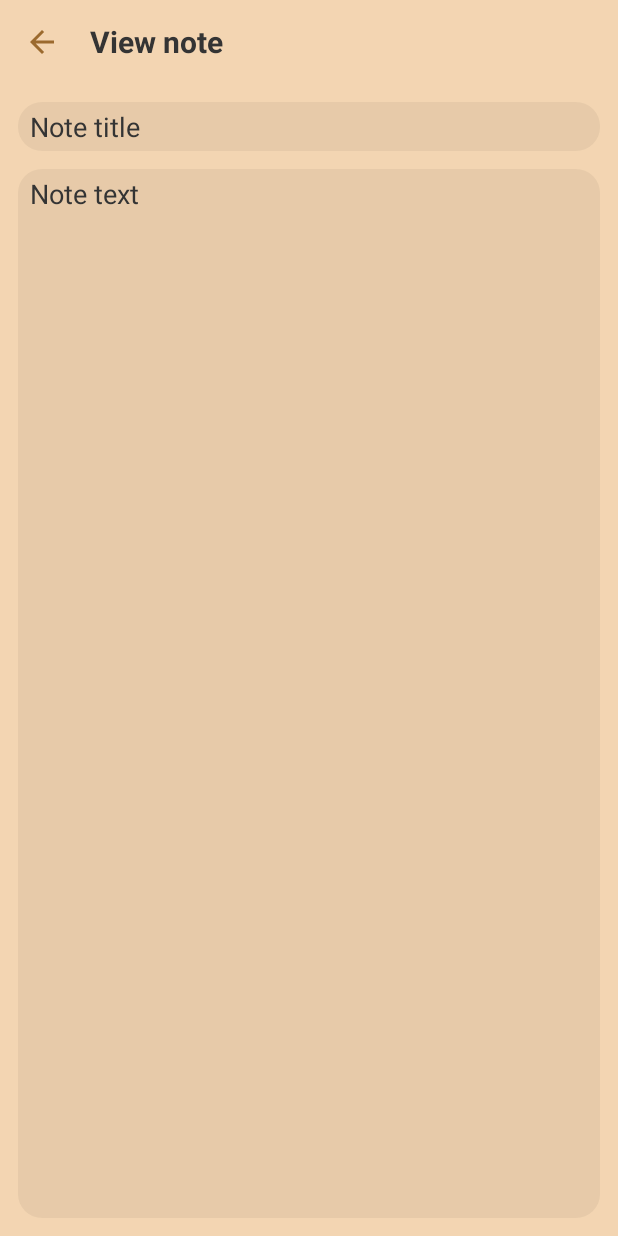
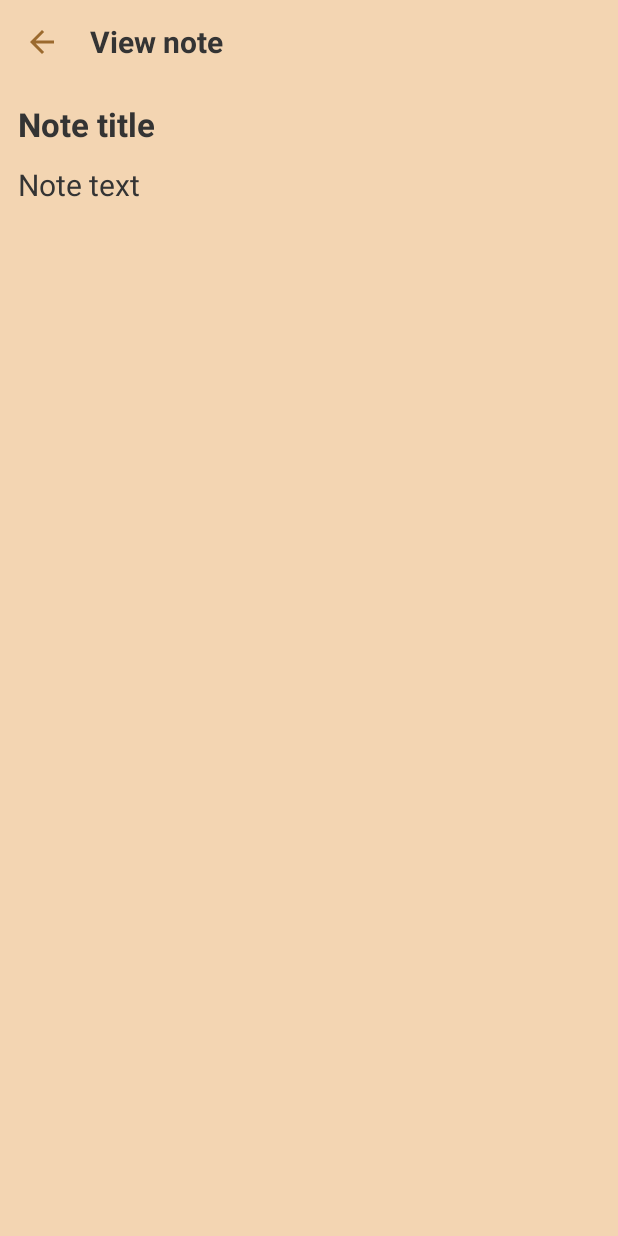
Before and after one commit to alexandr7035/txnotes, an Android app: the layout fragment_view_note.xml on its own in the app's theme, with its tools: preview values and no code run, on a phone screen of 412 x 824 dp. Run offline under Robolectric (Android 15) with nearby library versions, the phone set to English and light mode, and no system bars.

Commit message:
Ui for view note fragment

```diff
--- a/app/src/main/res/layout/fragment_view_note.xml
+++ b/app/src/main/res/layout/fragment_view_note.xml
@@ -16,33 +16,43 @@
         app:layout_constraintEnd_toEndOf="parent"
         app:layout_constraintTop_toTopOf="parent"/>
 
+    <ScrollView
+        android:layout_width="0dp"
+        android:layout_height="0dp"
+        android:fillViewport="true"
+        app:layout_constraintEnd_toEndOf="parent"
+        app:layout_constraintStart_toStartOf="parent"
+        app:layout_constraintTop_toBottomOf="@id/toolbar"
+        app:layout_constraintBottom_toBottomOf="parent">
+
+        <LinearLayout
+            android:layout_width="match_parent"
+            android:layout_height="wrap_content"
+            android:orientation="vertical">
+
             <TextView
                 android:id="@+id/noteTitleView"
-        style="@style/NoteField"
-        android:maxLines="1"
+                style="@style/NoteTitleStyle"
+                android:layout_width="match_parent"
+                android:layout_height="wrap_content"
                 android:layout_marginStart="@dimen/default_fragment_margin"
+                android:layout_marginTop="@dimen/default_fragment_margin"
                 android:layout_marginEnd="@dimen/default_fragment_margin"
-        android:layout_marginTop="@dimen/default_fragment_margin"
-        tools:text="Note title"
-        android:layout_width="0dp"
-        android:layout_height="wrap_content"
-        app:layout_constraintTop_toBottomOf="@id/toolbar"
-        app:layout_constraintStart_toStartOf="parent"
-        app:layout_constraintEnd_toEndOf="parent"/>
+                tools:text="Note title" />
 
             <TextView
                 android:id="@+id/noteTextView"
-        style="@style/NoteField"
+                style="@style/NoteTextStyle"
                 android:layout_marginStart="@dimen/default_fragment_margin"
                 android:layout_marginEnd="@dimen/default_fragment_margin"
                 android:layout_marginTop="@dimen/default_fragment_margin"
                 android:layout_marginBottom="@dimen/default_fragment_margin"
                 tools:text="Note text"
-        android:layout_width="0dp"
-        android:layout_height="0dp"
-        app:layout_constraintTop_toBottomOf="@id/noteTitleView"
-        app:layout_constraintStart_toStartOf="parent"
-        app:layout_constraintEnd_toEndOf="parent"
-        app:layout_constraintBottom_toBottomOf="parent"/>
+                android:layout_width="match_parent"
+                android:layout_height="wrap_content"/>
+
+        </LinearLayout>
+
+    </ScrollView>
 
 </androidx.constraintlayout.widget.ConstraintLayout>
--- a/app/src/main/res/values/dimens.xml
+++ b/app/src/main/res/values/dimens.xml
@@ -16,4 +16,8 @@
     <dimen name="note_field_corners">16dp</dimen>
     <dimen name="note_field_padding_vertical">4dp</dimen>
     <dimen name="note_field_padding_horizontal">8dp</dimen>
+
+    <dimen name="note_title_text">22sp</dimen>
+    <dimen name="note_text">20sp</dimen>
+
 </resources>
--- a/app/src/main/res/values/themes.xml
+++ b/app/src/main/res/values/themes.xml
@@ -84,4 +84,17 @@
         <item name="android:gravity">start|top</item>
     </style>
 
+    <style name="NoteTitleStyle">
+        <item name="android:textSize">@dimen/note_title_text</item>
+        <item name="android:textColor">@color/gray_500</item>
+        <item name="android:textStyle">bold</item>
+    </style>
+
+    <style name="NoteTextStyle">
+        <item name="android:textSize">@dimen/note_text</item>
+        <item name="android:textColor">@color/gray_500</item>
+        <item name="android:autoLink">web|email</item>
+        <item name="android:linksClickable">true</item>
+    </style>
+
 </resources>
```
Lines whose indentation alone changed are shown as unchanged.
